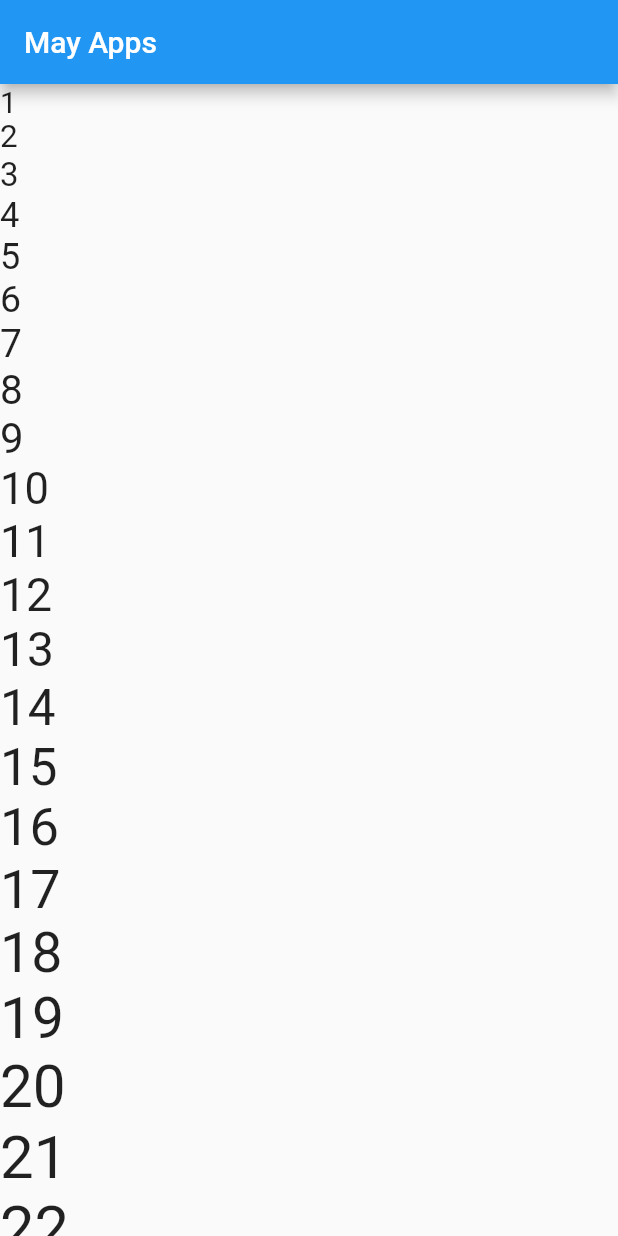
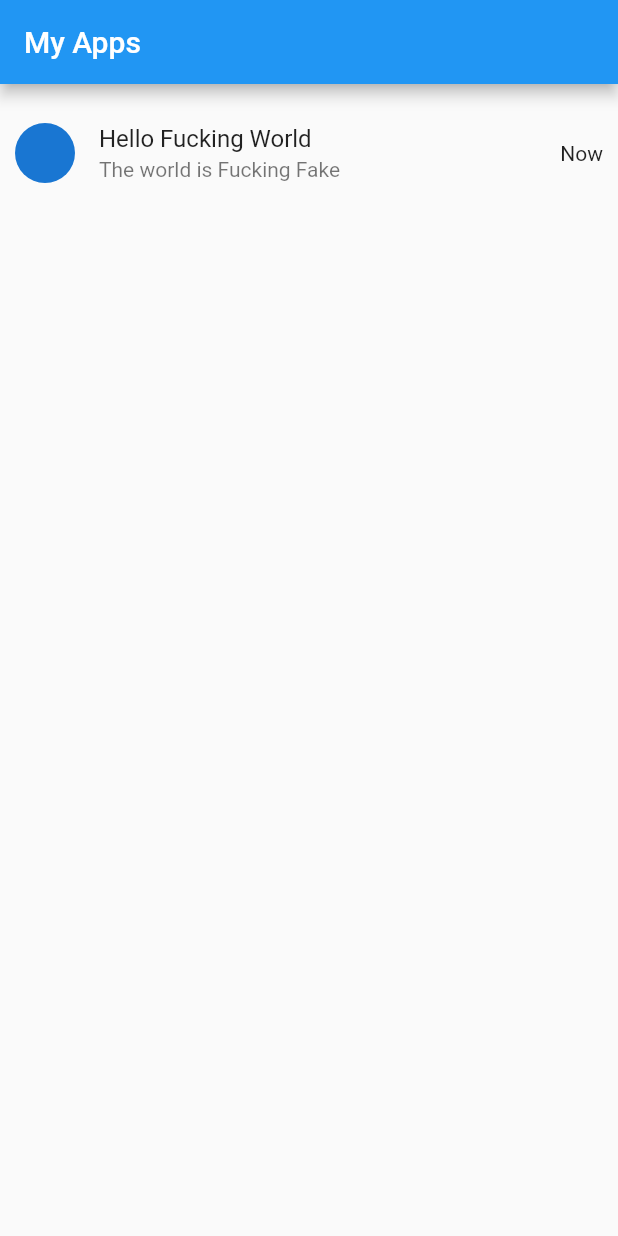
Before and after one commit to Al-gast/learnFlutter, a Flutter app: the screen it shows after launch, on a phone screen of 412 x 824 dp. Run offline on Flutter 3.47's test engine with Material 2 defaults, Android fonts, the phone set to English and light mode, and no system bars.

Commit message:
list tile

```diff
--- a/lib/main.dart
+++ b/lib/main.dart
@@ -49,53 +49,64 @@ class MyApp extends StatelessWidget {
     // );
 
     // 03 List View
-    final List<Color> myColor = [
-      Colors.limeAccent,
-      Colors.lightBlue,
-      Colors.black,
-      Colors.greenAccent
-    ];
+    // final List<Color> myColor = [
+    //   Colors.limeAccent,
+    //   Colors.lightBlue,
+    //   Colors.black,
+    //   Colors.greenAccent
+    // ];
+    // final List<Widget> myList = List.generate(
+    //   100,
+    //   (index) => Text(
+    //     "${index + 1}",
+    //     style: TextStyle(
+    //       fontSize: 20 +
+    //           double.parse(
+    //             index.toString(),
+    //           ),
+    //     ),
+    //   ),
+    // );
+    // var list_view = ListView.separated(
+    //   separatorBuilder: (context, index) {
+    //     return Container(
+    //       height: 50,
+    //       color: Colors.cyan,
+    //     );
+    //   },
+    //   itemCount: 4,
+    //   itemBuilder: (context, index) {
+    //     return Container(
+    //       height: 300,
+    //       color: myColor[index],
+    //     );
+    //   },
+    // );
+    // var list_view_generate = ListView(
+    //   children: myList,
+    // );
 
-    final List<Widget> myList = List.generate(
-      100,
-      (index) => Text(
-        "${index + 1}",
-        style: TextStyle(
-          fontSize: 20 +
-              double.parse(
-                index.toString(),
-              ),
-        ),
-      ),
-    );
+    // 04 List Tile
 
-    var list_view = ListView.separated(
-      separatorBuilder: (context, index) {
-        return Container(
-          height: 50,
-          color: Colors.cyan,
-        );
-      },
-      itemCount: 4,
-      itemBuilder: (context, index) {
-        return Container(
-          height: 300,
-          color: myColor[index],
-        );
-      },
-    );
-
-    var list_view_generate = ListView(
-      children: myList,
+    var list_tile = ListView(
+      children: [
+        ListTile(
+          contentPadding: EdgeInsets.all(10),
+          leading: CircleAvatar(),
+          title: Text("Hello Fucking World"),
+          subtitle: Text("The world is Fucking Fake"),
+          trailing: Text("Now"),
+        )
+      ],
     );
 
     return MaterialApp(
       debugShowCheckedModeBanner: false,
       home: Scaffold(
         appBar: AppBar(
-          title: const Text("May Apps"),
+          title: const Text("My Apps"),
         ),
-        body: list_view_generate,
+        body: list_tile,
       ),
     );
   }
```
